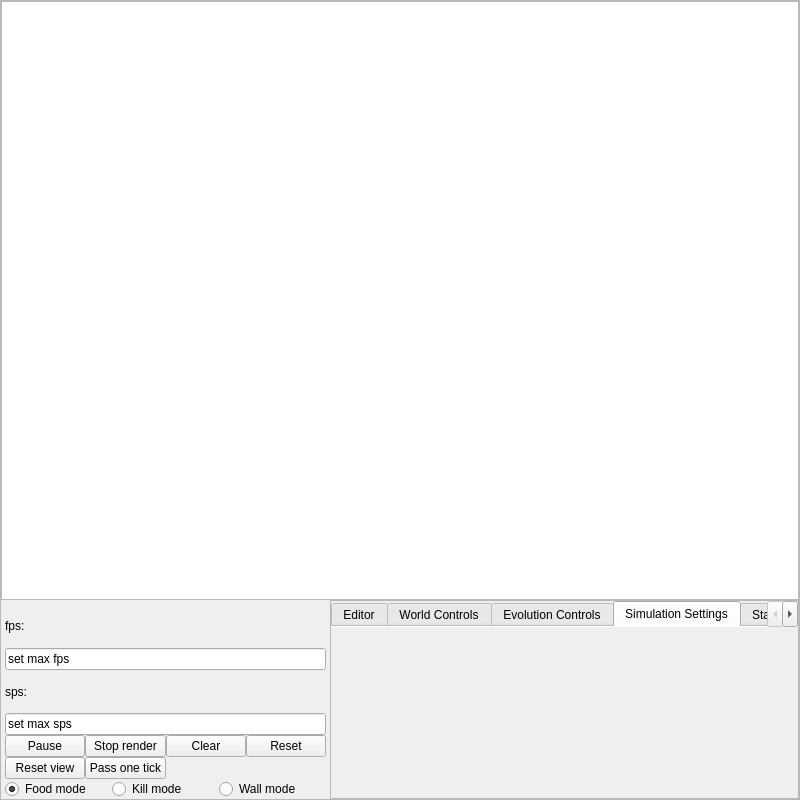
This is LifeEngineCpp/mainwindow.ui in SuperSpaceEye/LifeEngineExtended as Qt 5 draws it before an edit. The edited form follows.
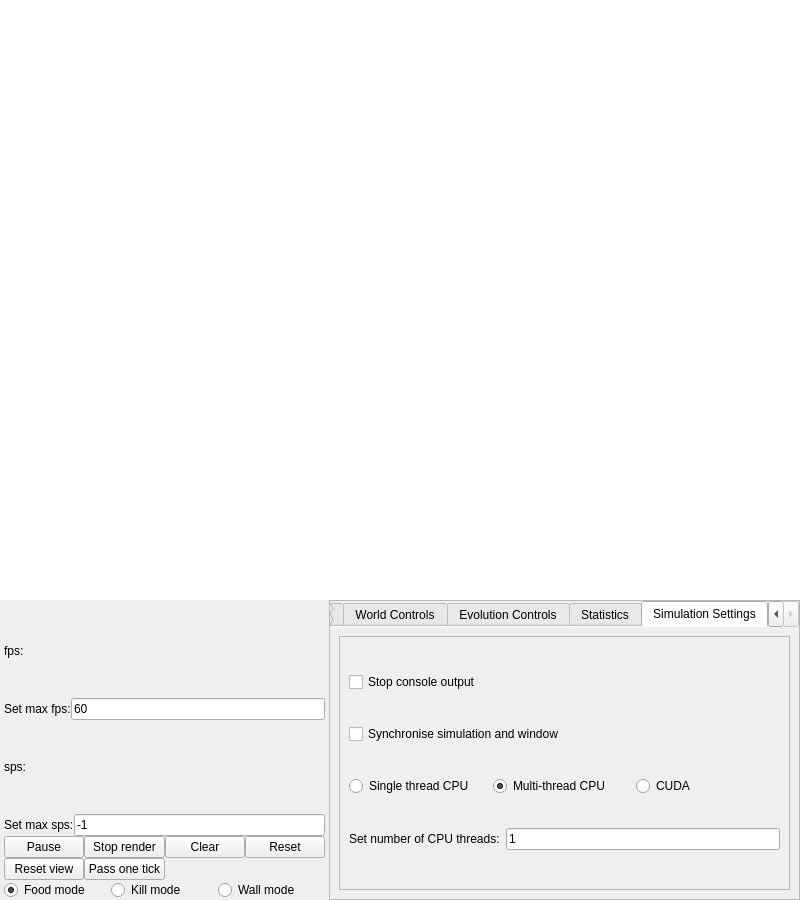
This is the edited form. The open tabs and pages were chosen to show the change.

Commit message: Implemented slot functionality (buttons, lineedits, etc. now working), and refactored WindowCore a bit.

Patch:
```diff
--- a/LifeEngineCpp/mainwindow.ui
+++ b/LifeEngineCpp/mainwindow.ui
@@ -7,7 +7,7 @@
     <x>0</x>
     <y>0</y>
     <width>800</width>
-    <height>800</height>
+    <height>900</height>
    </rect>
   </property>
   <property name="sizePolicy">
@@ -42,35 +42,8 @@
     <number>0</number>
    </property>
    <item>
-    <layout class="QVBoxLayout" name="verticalLayout">
+    <layout class="QVBoxLayout" name="verticalLayout" stretch="2,1">
      <property name="spacing">
-      <number>0</number>
-     </property>
-     <item>
-      <widget class="QFrame" name="frame">
-       <property name="frameShape">
-        <enum>QFrame::StyledPanel</enum>
-       </property>
-       <property name="frameShadow">
-        <enum>QFrame::Raised</enum>
-       </property>
-       <layout class="QVBoxLayout" name="verticalLayout_3" stretch="3,1">
-        <property name="spacing">
-         <number>0</number>
-        </property>
-        <property name="sizeConstraint">
-         <enum>QLayout::SetDefaultConstraint</enum>
-        </property>
-        <property name="leftMargin">
-         <number>0</number>
-        </property>
-        <property name="topMargin">
-         <number>0</number>
-        </property>
-        <property name="rightMargin">
-         <number>0</number>
-        </property>
-        <property name="bottomMargin">
          <number>0</number>
         </property>
         <item>
@@ -84,9 +57,19 @@
           <property name="layoutDirection">
            <enum>Qt::LeftToRight</enum>
           </property>
+       <property name="styleSheet">
+        <string notr="true">border: 0px;
+border-radius: 0px;</string>
+       </property>
+       <property name="frameShape">
+        <enum>QFrame::NoFrame</enum>
+       </property>
           <property name="frameShadow">
            <enum>QFrame::Plain</enum>
           </property>
+       <property name="lineWidth">
+        <number>0</number>
+       </property>
           <property name="optimizationFlags">
            <set>QGraphicsView::DontAdjustForAntialiasing</set>
           </property>
@@ -151,11 +134,22 @@
                </widget>
               </item>
               <item>
+            <layout class="QHBoxLayout" name="horizontalLayout_6">
+             <item>
+              <widget class="QLabel" name="label_2">
+               <property name="text">
+                <string>Set max fps:</string>
+               </property>
+              </widget>
+             </item>
+             <item>
                <widget class="QLineEdit" name="fps_lineedit">
                 <property name="text">
-                 <string>set max fps</string>
-                </property>
-               </widget>
+                <string>60</string>
+               </property>
+              </widget>
+             </item>
+            </layout>
               </item>
               <item>
                <widget class="QLabel" name="sps_label">
@@ -165,11 +159,22 @@
                </widget>
               </item>
               <item>
+            <layout class="QHBoxLayout" name="horizontalLayout_5">
+             <item>
+              <widget class="QLabel" name="label_3">
+               <property name="text">
+                <string>Set max sps:</string>
+               </property>
+              </widget>
+             </item>
+             <item>
                <widget class="QLineEdit" name="sps_lineedit">
                 <property name="text">
-                 <string>set max sps</string>
-                </property>
-               </widget>
+                <string>-1</string>
+               </property>
+              </widget>
+             </item>
+            </layout>
               </item>
               <item>
                <layout class="QGridLayout" name="gridLayout">
@@ -334,16 +339,112 @@
                   <string>Evolution Controls</string>
                  </attribute>
                 </widget>
-                <widget class="QWidget" name="simulation_settings_tab">
-                 <attribute name="title">
-                  <string>Simulation Settings</string>
-                 </attribute>
-                </widget>
                 <widget class="QWidget" name="statistics_tab">
                  <attribute name="title">
                   <string>Statistics</string>
                  </attribute>
                 </widget>
+             <widget class="QWidget" name="simulation_settings_tab">
+              <attribute name="title">
+               <string>Simulation Settings</string>
+              </attribute>
+              <layout class="QVBoxLayout" name="verticalLayout_7">
+               <item>
+                <widget class="QScrollArea" name="scrollArea">
+                 <property name="widgetResizable">
+                  <bool>true</bool>
+                 </property>
+                 <widget class="QWidget" name="scrollAreaWidgetContents">
+                  <property name="geometry">
+                   <rect>
+                    <x>0</x>
+                    <y>0</y>
+                    <width>410</width>
+                    <height>248</height>
+                   </rect>
+                  </property>
+                  <layout class="QVBoxLayout" name="verticalLayout_5">
+                   <item>
+                    <widget class="QCheckBox" name="stop_console_output_check">
+                     <property name="text">
+                      <string>Stop console output</string>
+                     </property>
+                    </widget>
+                   </item>
+                   <item>
+                    <widget class="QCheckBox" name="synchronise_sim_and_win_check">
+                     <property name="text">
+                      <string>Synchronise simulation and window</string>
+                     </property>
+                     <property name="checked">
+                      <bool>false</bool>
+                     </property>
+                    </widget>
+                   </item>
+                   <item>
+                    <layout class="QHBoxLayout" name="horizontalLayout_2">
+                     <property name="spacing">
+                      <number>0</number>
+                     </property>
+                     <item>
+                      <widget class="QRadioButton" name="single_thread_mode_rbutton">
+                       <property name="text">
+                        <string>Single thread CPU</string>
+                       </property>
+                       <attribute name="buttonGroup">
+                        <string notr="true">simulation_modes</string>
+                       </attribute>
+                      </widget>
+                     </item>
+                     <item>
+                      <widget class="QRadioButton" name="multi_thread_mode_rbutton">
+                       <property name="text">
+                        <string>Multi-thread CPU</string>
+                       </property>
+                       <property name="checked">
+                        <bool>true</bool>
+                       </property>
+                       <attribute name="buttonGroup">
+                        <string notr="true">simulation_modes</string>
+                       </attribute>
+                      </widget>
+                     </item>
+                     <item>
+                      <widget class="QRadioButton" name="cuda_mode_rbutton">
+                       <property name="text">
+                        <string>CUDA</string>
+                       </property>
+                       <attribute name="buttonGroup">
+                        <string notr="true">simulation_modes</string>
+                       </attribute>
+                      </widget>
+                     </item>
+                    </layout>
+                   </item>
+                   <item>
+                    <layout class="QHBoxLayout" name="horizontalLayout_4">
+                     <item>
+                      <widget class="QLabel" name="label">
+                       <property name="text">
+                        <string>Set number of CPU threads:</string>
+                       </property>
+                      </widget>
+                     </item>
+                     <item>
+                      <widget class="QLineEdit" name="set_cpu_threads_linedit">
+                       <property name="text">
+                        <string>1</string>
+                       </property>
+                      </widget>
+                     </item>
+                    </layout>
+                   </item>
+                  </layout>
+                 </widget>
+                </widget>
+               </item>
+              </layout>
+             </widget>
                </widget>
               </item>
              </layout>
@@ -355,9 +456,6 @@
          </widget>
         </item>
        </layout>
-      </widget>
-     </item>
-    </layout>
    </item>
   </layout>
  </widget>
```
Left out of the diff: 294 changed lines with no effect on the pictures. Lines whose indentation alone changed are shown as unchanged. The commit also changes 9 other files.
